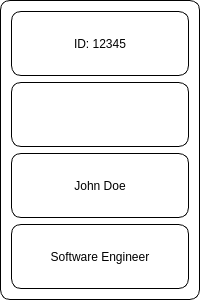
The window that employee_card.ui (PlayinPistols2d/Temp) describes before a commit, drawn with Qt 5.
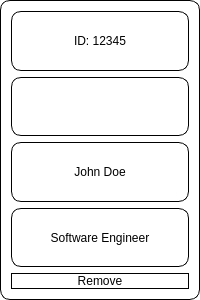
The same window after the commit. Icons and pictures are not drawn.

What changed in the file:
```diff
--- a/employee_card.ui
+++ b/employee_card.ui
@@ -58,6 +58,16 @@
      </property>
     </widget>
    </item>
+   <item>
+    <widget class="QPushButton" name="button_remove">
+     <property name="text">
+      <string>Remove</string>
+     </property>
+     <property name="visible">
+      <bool>false</bool>
+     </property>
+    </widget>
+   </item>
   </layout>
  </widget>
  <resources/>
```
